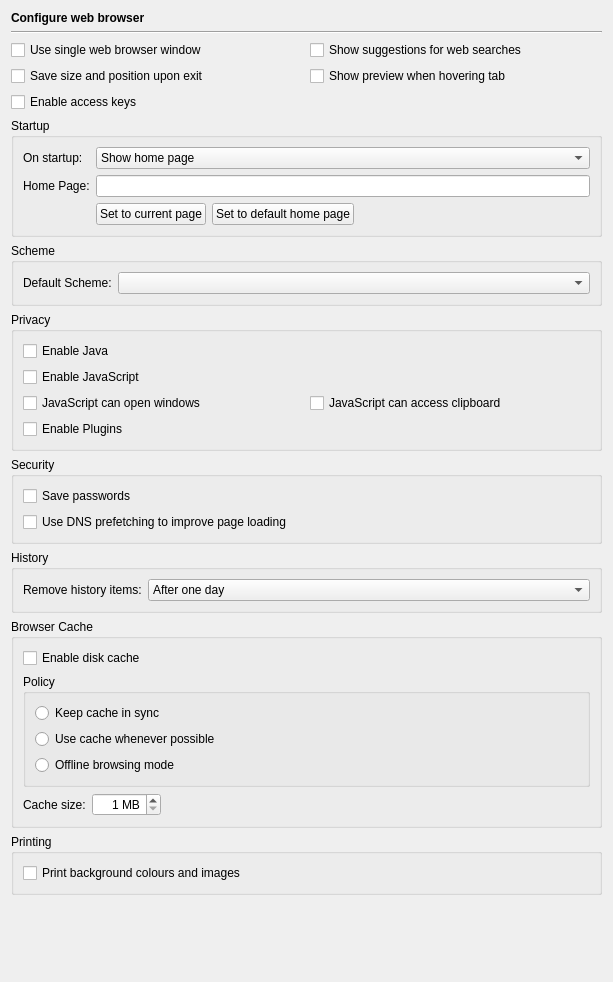
Old version of the form Preferences/ConfigurationPages/HelpWebBrowserPage.ui in the repository testmana2/test.
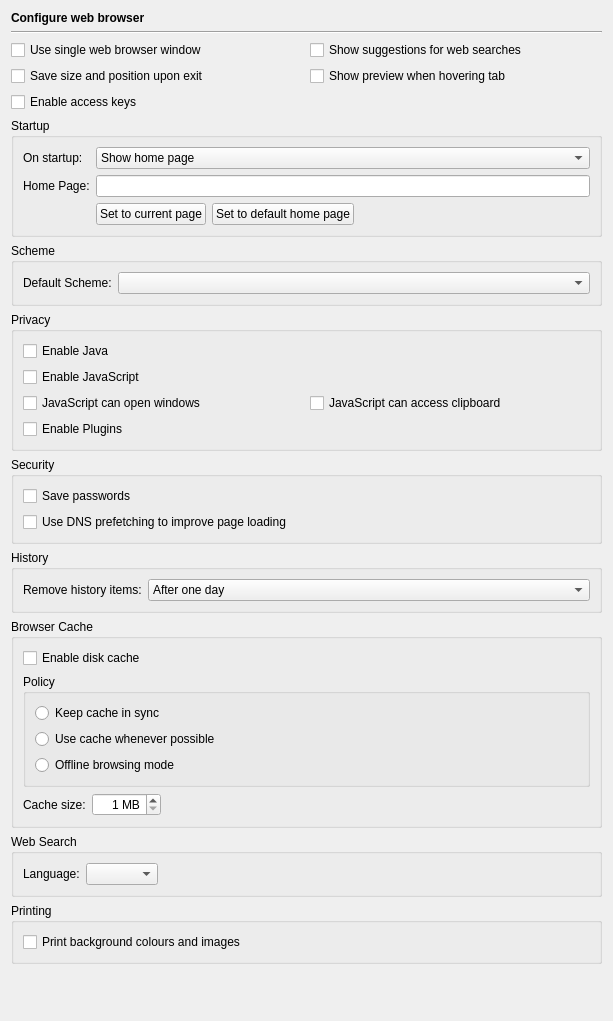
New version of the form.

Commit message: Added some more search engines to the web browser.

Diff of the .ui file:
```diff
--- a/Preferences/ConfigurationPages/HelpWebBrowserPage.ui
+++ b/Preferences/ConfigurationPages/HelpWebBrowserPage.ui
@@ -7,7 +7,7 @@
     <x>0</x>
     <y>0</y>
     <width>613</width>
-    <height>982</height>
+    <height>1021</height>
    </rect>
   </property>
   <layout class="QVBoxLayout" name="verticalLayout_4">
@@ -446,6 +446,45 @@
      </layout>
     </widget>
    </item>
+   <item>
+    <widget class="QGroupBox" name="groupBox_5">
+     <property name="title">
+      <string>Web Search</string>
+     </property>
+     <layout class="QHBoxLayout" name="horizontalLayout_2">
+      <item>
+       <widget class="QLabel" name="label_5">
+        <property name="text">
+         <string>Language:</string>
+        </property>
+       </widget>
+      </item>
+      <item>
+       <widget class="QComboBox" name="languageCombo">
+        <property name="toolTip">
+         <string>Select the language to be used for web searches</string>
+        </property>
+        <property name="sizeAdjustPolicy">
+         <enum>QComboBox::AdjustToContents</enum>
+        </property>
+       </widget>
+      </item>
+      <item>
+       <spacer name="horizontalSpacer_3">
+        <property name="orientation">
+         <enum>Qt::Horizontal</enum>
+        </property>
+        <property name="sizeHint" stdset="0">
+         <size>
+          <width>450</width>
+          <height>20</height>
+         </size>
+        </property>
+       </spacer>
+      </item>
+     </layout>
+    </widget>
+   </item>
    <item>
     <widget class="QGroupBox" name="printGroup">
      <property name="title">
```
Left out of the diff: 1 changed line with no effect on the pictures. The commit also changes 24 other files.
